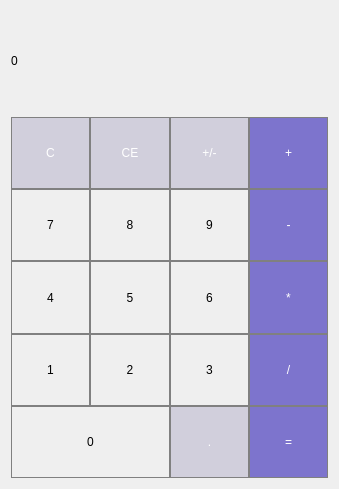
bigearsenal/qt-lab3, file mainwindow.ui: the form before one commit.
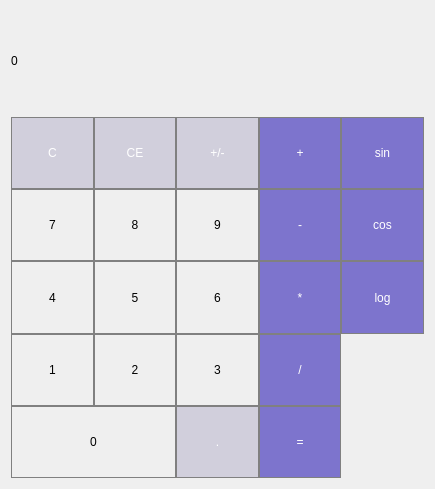
The form after the commit.

Patch:
```diff
--- a/mainwindow.ui
+++ b/mainwindow.ui
@@ -6,7 +6,7 @@
    <rect>
     <x>0</x>
     <y>0</y>
-    <width>339</width>
+    <width>435</width>
     <height>489</height>
    </rect>
   </property>
@@ -42,7 +42,7 @@
          <number>0</number>
         </property>
         <item>
-         <layout class="QHBoxLayout" name="horizontalLayout_5" stretch="2,1,1">
+         <layout class="QHBoxLayout" name="horizontalLayout_5" stretch="2,1,1,1">
           <property name="spacing">
            <number>0</number>
           </property>
@@ -117,6 +117,19 @@
             </property>
            </widget>
           </item>
+          <item>
+           <spacer name="horizontalSpacer_2">
+            <property name="orientation">
+             <enum>Qt::Horizontal</enum>
+            </property>
+            <property name="sizeHint" stdset="0">
+             <size>
+              <width>40</width>
+              <height>20</height>
+             </size>
+            </property>
+           </spacer>
+          </item>
          </layout>
         </item>
        </layout>
@@ -226,6 +239,32 @@
             </property>
            </widget>
           </item>
+          <item>
+           <widget class="QPushButton" name="btn_log">
+            <property name="sizePolicy">
+             <sizepolicy hsizetype="Expanding" vsizetype="Expanding">
+              <horstretch>0</horstretch>
+              <verstretch>0</verstretch>
+             </sizepolicy>
+            </property>
+            <property name="styleSheet">
+             <string notr="true">QPushButton {
+background-color: rgb(125, 116, 205);
+color: white; 
+border: 1px solid gray;
+}
+
+QPushButton:pressed {
+background-color: qlineargradient(x1: 0, y1: 0, x2: 0, y2: 1,
+stop: 0 #FF7832, stop: 1 #FF9739);
+}
+</string>
+            </property>
+            <property name="text">
+             <string>log</string>
+            </property>
+           </widget>
+          </item>
          </layout>
         </item>
        </layout>
@@ -335,6 +374,32 @@
             </property>
            </widget>
           </item>
+          <item>
+           <widget class="QPushButton" name="btn_cos">
+            <property name="sizePolicy">
+             <sizepolicy hsizetype="Expanding" vsizetype="Expanding">
+              <horstretch>0</horstretch>
+              <verstretch>0</verstretch>
+             </sizepolicy>
+            </property>
+            <property name="styleSheet">
+             <string notr="true">QPushButton {
+background-color: rgb(125, 116, 205);
+color: white; 
+border: 1px solid gray;
+}
+QPushButton:pressed {
+background-color: qlineargradient(x1: 0, y1: 0, x2: 0, y2: 1,
+stop: 0 #FF7832, stop: 1 #FF9739);
+}
+
+</string>
+            </property>
+            <property name="text">
+             <string>cos</string>
+            </property>
+           </widget>
+          </item>
          </layout>
         </item>
        </layout>
@@ -444,6 +509,19 @@
             </property>
            </widget>
           </item>
+          <item>
+           <spacer name="horizontalSpacer">
+            <property name="orientation">
+             <enum>Qt::Horizontal</enum>
+            </property>
+            <property name="sizeHint" stdset="0">
+             <size>
+              <width>40</width>
+              <height>20</height>
+             </size>
+            </property>
+           </spacer>
+          </item>
          </layout>
         </item>
        </layout>
@@ -550,6 +628,32 @@
             </property>
            </widget>
           </item>
+          <item>
+           <widget class="QPushButton" name="btn_sin">
+            <property name="sizePolicy">
+             <sizepolicy hsizetype="Expanding" vsizetype="Expanding">
+              <horstretch>0</horstretch>
+              <verstretch>0</verstretch>
+             </sizepolicy>
+            </property>
+            <property name="styleSheet">
+             <string notr="true">QPushButton {
+background-color: rgb(125, 116, 205);
+color: white; 
+border: 1px solid gray;
+}
+
+QPushButton:pressed {
+background-color: qlineargradient(x1: 0, y1: 0, x2: 0, y2: 1,
+stop: 0 #FF7832, stop: 1 #FF9739);
+}
+</string>
+            </property>
+            <property name="text">
+             <string>sin</string>
+            </property>
+           </widget>
+          </item>
          </layout>
         </item>
        </layout>
```
